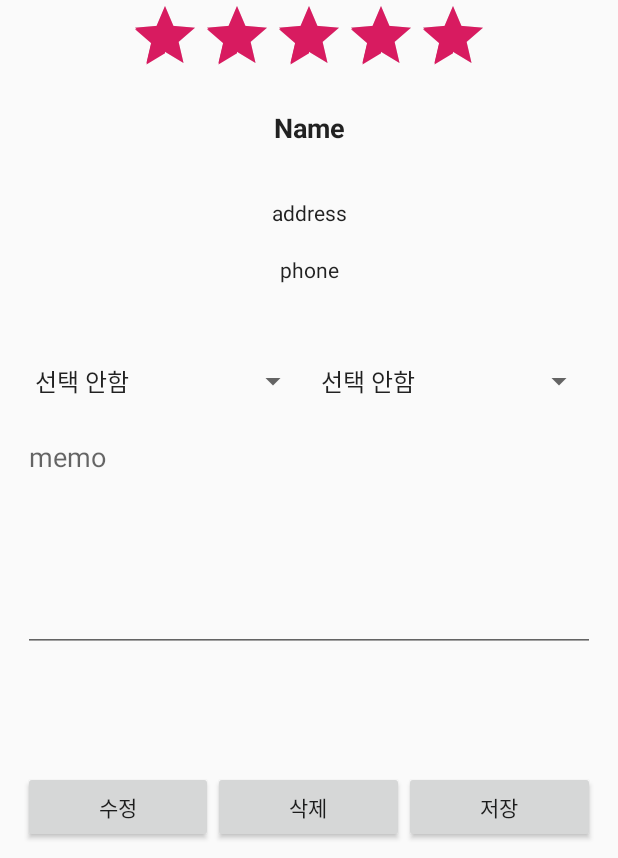
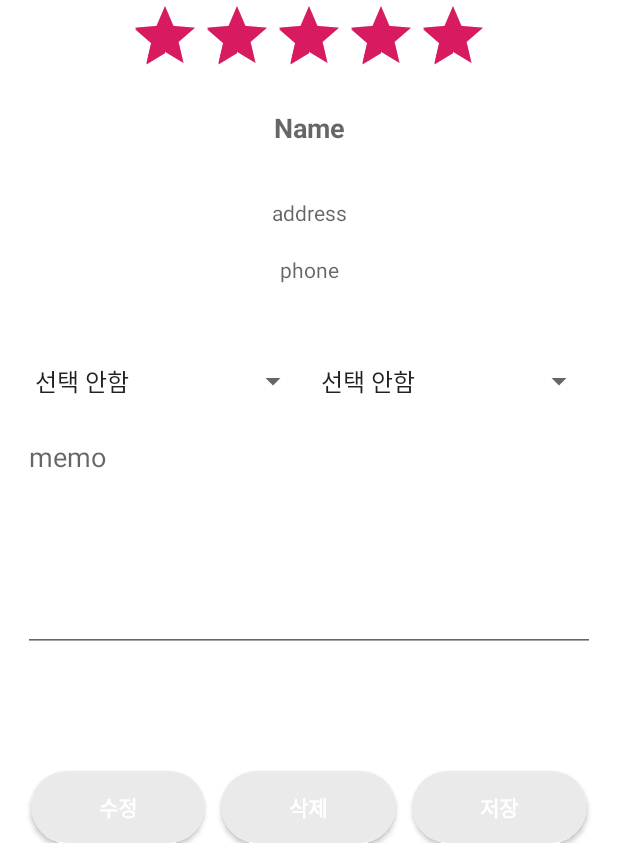
Before and after one commit to JangJuRi/FoodMemo, an Android app: the FoodDsForm screen opened directly, with no data from a screen before it, on a phone screen of 412 x 824 dp, the part 378-1236 px from its top. Run offline under Robolectric (Android 15) with nearby library versions, the phone set to English and light mode, and no system bars.

Commit message:
레이아웃 수정(사진 널어야 함)

```diff
--- a/app/src/main/java/com/example/foodmemo/FoodSearchForm.java
+++ b/app/src/main/java/com/example/foodmemo/FoodSearchForm.java
@@ -30,6 +30,9 @@ public class FoodSearchForm extends AppCompatActivity {
 
 
         listView = (ListView)findViewById(R.id.foodListview);
+
+        View header = getLayoutInflater().inflate(R.layout.list_header, null, false);
+        listView.addHeaderView(header);
 
         updateList();
 
@@ -84,7 +87,6 @@ public class FoodSearchForm extends AppCompatActivity {
             data.add(foodList);
         } cursor.close();
 
-
         adapter = new MyAdapter(getApplicationContext(),R.layout.listviewform,data);
         listView.setAdapter(adapter);
     }
--- /dev/null
+++ b/app/src/main/res/drawable/ds_button.xml
@@ -0,0 +1,12 @@
+<?xml version="1.0" encoding="utf-8"?>
+<shape xmlns:android="http://schemas.android.com/apk/res/android"
+    android:padding="10dp"
+    android:shape="rectangle" >
+    <solid android:color="#EAEAEA" />
+    <corners
+        android:bottomLeftRadius="30dp"
+        android:bottomRightRadius="30dp"
+        android:topLeftRadius="30dp"
+        android:topRightRadius="30dp" />
+
+</shape>
--- a/app/src/main/res/layout/food_dsform.xml
+++ b/app/src/main/res/layout/food_dsform.xml
@@ -8,6 +8,7 @@
     <LinearLayout
         android:layout_width="match_parent"
         android:layout_height="match_parent"
+        android:background="@android:color/background_light"
         android:orientation="vertical"
         android:paddingLeft="15dp"
         android:paddingTop="50dp"
@@ -54,8 +55,8 @@
                 android:background="@null"
                 android:ems="10"
                 android:gravity="center"
+                android:hint="Name"
                 android:inputType="text"
-                android:text="Name"
                 android:textSize="18sp"
                 android:textStyle="bold" />
 
@@ -67,8 +68,8 @@
                 android:background="@null"
                 android:ems="10"
                 android:gravity="center"
+                android:hint="address"
                 android:inputType="text"
-                android:text="address"
                 android:textSize="14sp" />
 
             <EditText
@@ -79,8 +80,8 @@
                 android:background="@null"
                 android:ems="10"
                 android:gravity="center|top"
+                android:hint="phone"
                 android:inputType="phone"
-                android:text="phone"
                 android:textSize="14sp" />
 
             <LinearLayout
@@ -128,22 +129,40 @@
                 android:id="@+id/food_edit"
                 android:layout_width="wrap_content"
                 android:layout_height="wrap_content"
+                android:layout_marginLeft="5dp"
+                android:layout_marginRight="5dp"
                 android:layout_weight="1"
-                android:text="수정" />
+                android:background="@drawable/ds_button"
+                android:text="수정"
+                android:textColor="@android:color/background_light"
+                android:textSize="14sp"
+                android:textStyle="bold" />
 
             <Button
                 android:id="@+id/food_del"
                 android:layout_width="wrap_content"
                 android:layout_height="wrap_content"
+                android:layout_marginLeft="5dp"
+                android:layout_marginRight="5dp"
                 android:layout_weight="1"
-                android:text="삭제" />
+                android:background="@drawable/ds_button"
+                android:text="삭제"
+                android:textColor="@android:color/background_light"
+                android:textSize="14sp"
+                android:textStyle="bold" />
 
             <Button
                 android:id="@+id/food_save"
                 android:layout_width="wrap_content"
                 android:layout_height="wrap_content"
+                android:layout_marginLeft="5dp"
+                android:layout_marginRight="5dp"
                 android:layout_weight="1"
-                android:text="저장" />
+                android:background="@drawable/ds_button"
+                android:text="저장"
+                android:textColor="@android:color/background_light"
+                android:textSize="14sp"
+                android:textStyle="bold" />
         </LinearLayout>
     </LinearLayout>
 
--- a/app/src/main/res/values/array.xml
+++ b/app/src/main/res/values/array.xml
@@ -6,7 +6,6 @@
         <item>분식</item>
         <item>술집</item>
         <item>카페</item>
-        <item></item>
     </string-array>
 
     <string-array name="지역">
```
Also changed, not shown: app/src/main/res/drawable/list_corner.xml (added, +12 -0 lines), app/src/main/res/layout/food_searchform.xml (+6 -4 lines), app/src/main/res/layout/list_header.xml (added, +41 -0 lines), app/src/main/res/layout/listviewform.xml (+8 -4 lines).
